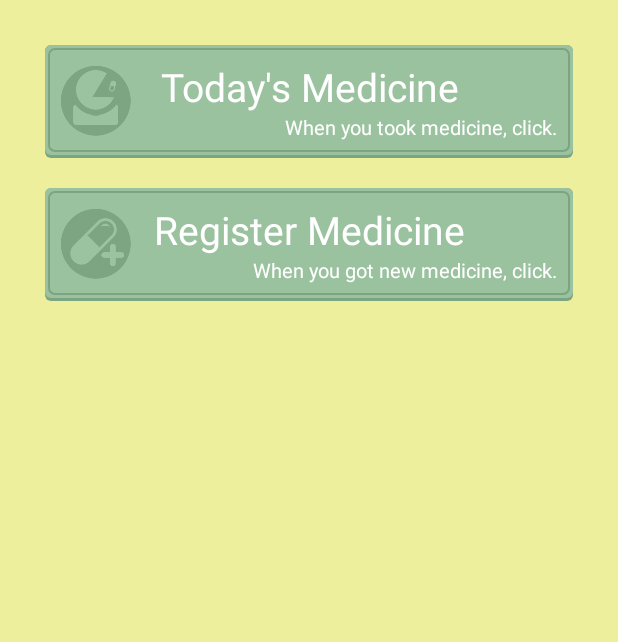
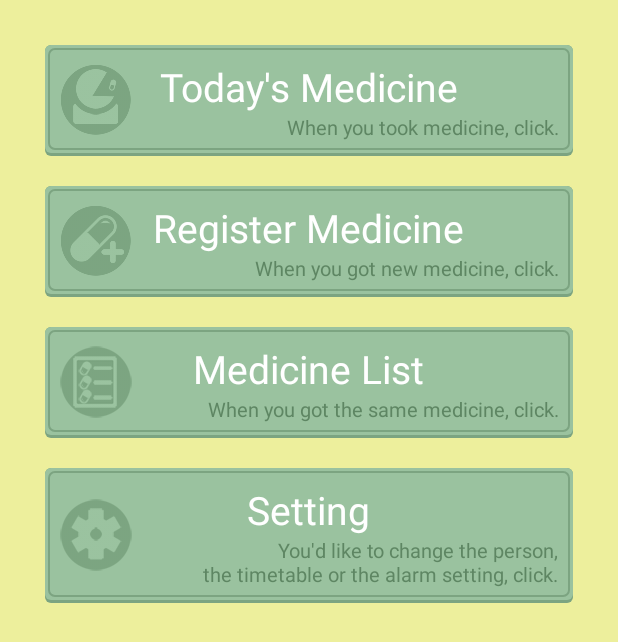
Before and after one commit to jozuko/MediCheck, an Android app: the screen it shows after launch (MenuActivity), on a phone screen of 412 x 824 dp. Shown: the top 642 px of the screen. Run offline under Robolectric (Android 15) with nearby library versions, the phone set to English and light mode, and no system bars.

Commit message:
add list_medicine button and setting button

```diff
--- a/app/src/main/java/com/studiojozu/medicheck/activity/uicomponent/DescriptionButtonView.java
+++ b/app/src/main/java/com/studiojozu/medicheck/activity/uicomponent/DescriptionButtonView.java
@@ -7,9 +7,9 @@ import android.support.annotation.Nullable;
 import android.util.AttributeSet;
 import android.view.LayoutInflater;
 import android.view.View;
+import android.view.ViewGroup;
 import android.widget.FrameLayout;
 import android.widget.ImageView;
-import android.widget.LinearLayout;
 import android.widget.TextView;
 
 import com.studiojozu.medicheck.R;
@@ -119,8 +119,8 @@ public class DescriptionButtonView extends FrameLayout implements View.OnClickLi
      * @return メインレイアウト
      */
     @NonNull
-    private FrameLayout getMainLayout() {
-        return (FrameLayout) mDescriptionButtonView.findViewById(R.id.description_button_layout);
+    private ViewGroup getMainLayout() {
+        return (ViewGroup) mDescriptionButtonView.findViewById(R.id.description_button_layout);
     }
 
     /**
--- a/app/src/main/res/layout/description_button.xml
+++ b/app/src/main/res/layout/description_button.xml
@@ -1,38 +1,29 @@
 <?xml version="1.0" encoding="utf-8"?>
-<FrameLayout xmlns:android="http://schemas.android.com/apk/res/android"
+<RelativeLayout
+    xmlns:android="http://schemas.android.com/apk/res/android"
     android:id="@+id/description_button_layout"
+    style="@style/DescriptionButtonChildStyle"
     android:layout_width="match_parent"
     android:layout_height="wrap_content"
-              android:background="@drawable/description_button_background"
-              android:orientation="horizontal">
+    android:background="@drawable/description_button_background">
 
     <ImageView
         android:id="@+id/description_button_icon"
         style="@style/DescriptionButtonImageStyle"
-        android:layout_width="wrap_content"
-        android:layout_height="wrap_content"/>
-
-    <LinearLayout
-        android:layout_width="match_parent"
-        android:layout_height="wrap_content"
-        android:background="@android:color/transparent"
-        android:orientation="vertical"
-        android:padding="0dp">
+        android:layout_alignParentLeft="true"
+        android:layout_centerVertical="true"
+        android:layout_alignParentStart="true"
+        android:src="@mipmap/ic_take_parson"/>
 
     <TextView
         android:id="@+id/description_button_text"
         style="@style/DescriptionButtonTextStyle"
-            android:clickable="false"
-            android:focusable="false"
-            android:focusableInTouchMode="false"
-            android:text="test"/>
+        android:layout_centerHorizontal="true" />
 
     <TextView
         android:id="@+id/description_button_message"
         style="@style/DescriptionButtonMessageStyle"
-            android:clickable="false"
-            android:focusable="false"
-            android:focusableInTouchMode="false"
-            android:text="test"/>
-    </LinearLayout>
-</FrameLayout>
+        android:layout_below="@id/description_button_text"
+        android:layout_toEndOf="@id/description_button_icon"
+        android:layout_toRightOf="@id/description_button_icon"/>
+</RelativeLayout>
--- a/app/src/main/res/layout/view_menu.xml
+++ b/app/src/main/res/layout/view_menu.xml
@@ -22,4 +22,20 @@
         custom:description="@string/button_description_register_medicine"
         custom:drawableLeft="@mipmap/ic_register_medicine"/>
 
+    <com.studiojozu.medicheck.activity.uicomponent.DescriptionButtonView
+        android:id="@+id/menu_button_list_medicine"
+        android:layout_width="match_parent"
+        android:layout_height="wrap_content"
+        custom:text="@string/button_list_medicine"
+        custom:description="@string/button_description_list_medicine"
+        custom:drawableLeft="@mipmap/ic_list_medicine"/>
+
+    <com.studiojozu.medicheck.activity.uicomponent.DescriptionButtonView
+        android:id="@+id/menu_button_setting"
+        android:layout_width="match_parent"
+        android:layout_height="wrap_content"
+        custom:text="@string/button_setting"
+        custom:description="@string/button_description_setting"
+        custom:drawableLeft="@mipmap/ic_setting"/>
+
 </LinearLayout>
--- a/app/src/main/res/values/colors.xml
+++ b/app/src/main/res/values/colors.xml
@@ -4,7 +4,8 @@
 
     <color name="text_color">@android:color/white</color>
 
-    <color name="button_text_color">@color/text_color</color>
+    <color name="button_text">@color/text_color</color>
+    <color name="button_description_text">#5e8663</color>
     <color name="button_background">#9ac29f</color>
     <color name="button_background_pressed">#d9de84</color>
     <color name="button_shadow">#7ca481</color>
--- a/app/src/main/res/values/strings.xml
+++ b/app/src/main/res/values/strings.xml
@@ -28,6 +28,9 @@
     <string name="button_description_today_medicine">When you took medicine, click.</string>
     <string name="button_register_medicine">Register Medicine</string>
     <string name="button_description_register_medicine">When you got new medicine, click.</string>
-
+    <string name="button_list_medicine">Medicine List</string>
+    <string name="button_description_list_medicine">When you got the same medicine, click.</string>
+    <string name="button_setting">Setting</string>
+    <string name="button_description_setting">You\'d like to change the person,\n the timetable or the alarm setting, click.</string>
 
 </resources>
--- a/app/src/main/res/values/styles.xml
+++ b/app/src/main/res/values/styles.xml
@@ -11,7 +11,7 @@
 
     <!-- ボタンスタイル -->
     <style name="StandardButtonStyle" parent="android:Widget.Button">
-        <item name="android:textColor">@color/button_text_color</item>
+        <item name="android:textColor">@color/button_text</item>
         <item name="android:textSize">@dimen/button_text_size</item>
         <item name="android:layout_margin">@dimen/button_margin</item>
         <item name="android:padding">@dimen/button_padding</item>
@@ -22,31 +22,30 @@
         <item name="android:background">@drawable/standard_button_background</item>
     </style>
 
-    <style name="DescriptionButtonImageStyle" parent="android:Widget">
-        <item name="android:layout_gravity">left|center_vertical</item>
+    <style name="DescriptionButtonChildStyle" parent="android:Widget">
+        <item name="android:clickable">false</item>
+        <item name="android:focusable">false</item>
+        <item name="android:focusableInTouchMode">false</item>
         <item name="android:background">@android:color/transparent</item>
+        <item name="android:layout_width">wrap_content</item>
+        <item name="android:layout_height">wrap_content</item>
+    </style>
+
+    <style name="DescriptionButtonImageStyle" parent="DescriptionButtonChildStyle">
         <item name="android:padding">@dimen/button_description_padding</item>
     </style>
 
-    <style name="DescriptionButtonTextStyle" parent="android:Widget.Button">
-        <item name="android:layout_width">match_parent</item>
-        <item name="android:layout_height">wrap_content</item>
-        <item name="android:textColor">@color/button_text_color</item>
+    <style name="DescriptionButtonTextStyle" parent="DescriptionButtonChildStyle">
+        <item name="android:textColor">@color/button_text</item>
         <item name="android:textSize">@dimen/button_text_size</item>
-        <item name="android:layout_gravity">center</item>
-        <item name="android:background">@android:color/transparent</item>
         <item name="android:padding">@dimen/button_description_padding</item>
     </style>
 
-    <style name="DescriptionButtonMessageStyle" parent="android:Widget.TextView">
+    <style name="DescriptionButtonMessageStyle" parent="DescriptionButtonChildStyle">
         <item name="android:layout_width">match_parent</item>
-        <item name="android:layout_height">wrap_content</item>
-        <item name="android:textColor">@color/button_text_color</item>
+        <item name="android:gravity">right</item>
+        <item name="android:textColor">@color/button_description_text</item>
         <item name="android:textSize">@dimen/button_description_text_size</item>
-        <item name="android:gravity">right</item>
-        <item name="android:layout_marginBottom">@dimen/button_description_margin</item>
-        <item name="android:layout_marginRight">@dimen/button_description_margin</item>
-        <item name="android:background">@android:color/transparent</item>
         <item name="android:padding">@dimen/button_description_padding</item>
     </style>
 
```
Also changed, not shown: app/src/main/res/mipmap-hdpi/ic_list_medicine.png (added), app/src/main/res/mipmap-hdpi/ic_setting.png (added), app/src/main/res/mipmap-mdpi/ic_list_medicine.png (added), app/src/main/res/mipmap-mdpi/ic_setting.png (added), app/src/main/res/mipmap-xhdpi/ic_list_medicine.png (added), app/src/main/res/mipmap-xhdpi/ic_setting.png (added), app/src/main/res/mipmap-xxhdpi/ic_list_medicine.png (added), app/src/main/res/mipmap-xxhdpi/ic_setting.png (added), app/src/main/res/mipmap-xxxhdpi/ic_list_medicine.png (added), app/src/main/res/mipmap-xxxhdpi/ic_setting.png (added), 4 other files. Lines whose indentation alone changed are shown as unchanged.
